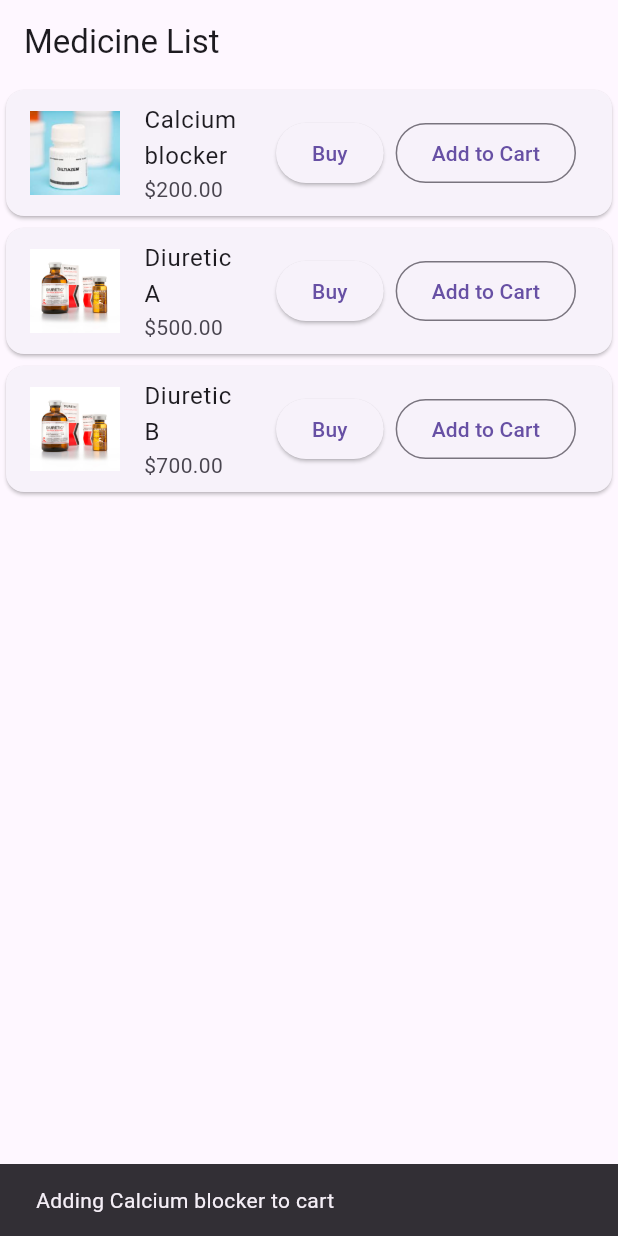
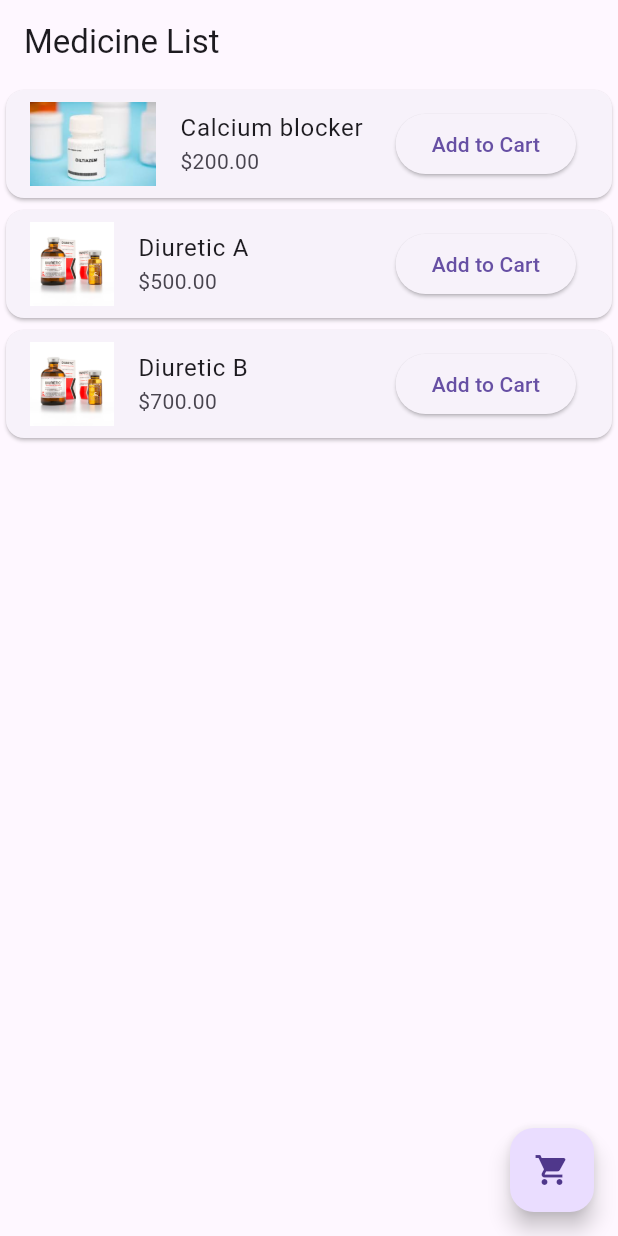
Before and after one commit to Bernard-Otieno/CEMA-Task, a Flutter app: the screen it shows after launch, after a tap on "Add to Cart", on a phone screen of 412 x 824 dp. Run offline on Flutter 3.47's test engine with Material 3 defaults, Android fonts, the phone set to English and light mode, and no system bars.

Commit message:
Add cart functionality to MedicineListPage
- MedicineListPage now has a dummy list of medicines
- A new CartItem class is introduced with medicine and quantity properties
- A new totalAmount variable is added to MedicineListPage
- addToCart method is implemented to add medicines to the cart and update the totalAmount
- FloatingActionButton is added to navigate to CheckoutPage when there are items in the cart

```diff
--- a/lib/main.dart
+++ b/lib/main.dart
@@ -14,5 +14,3 @@ class MyApp extends StatelessWidget {
     );
   }
 }
-
-// Other widget classes and logic...
--- a/lib/medicine_list_page.dart
+++ b/lib/medicine_list_page.dart
@@ -7,6 +7,13 @@ class Medicine {
 
   Medicine(this.name, this.price, this.imagePath);
 }
+class CartItem {
+  final Medicine medicine;
+  int quantity;
+
+  CartItem(this.medicine, this.quantity);
+}
+
 
 class MedicineListPage extends StatefulWidget {
   const MedicineListPage({Key? key}) : super(key: key);
@@ -16,12 +23,32 @@ class MedicineListPage extends StatefulWidget {
 }
 
 class _MedicineListPageState extends State<MedicineListPage> {
-  // Dummy list of medicines
+  List<CartItem> cartItems = [];
+  double totalAmount = 0.0;
+
   List<Medicine> medicines = [
     Medicine('Calcium blocker', 200, 'assets/calcium blocker.jpeg'),
     Medicine('Diuretic A', 500, 'assets/Diuretic_Ingles_380x380.jpg'),
     Medicine('Diuretic B', 700, 'assets/Diuretic_Ingles_380x380.jpg'),
   ];
+  void addToCart(Medicine medicine) {
+    setState(() {
+      // Check if the medicine is already in the cart
+        var existingItemIndex = cartItems.indexWhere((item) => item.medicine == medicine);
+
+
+   if (existingItemIndex != -1) {
+      // If the medicine is already in the cart, increase the quantity
+      cartItems[existingItemIndex].quantity++;
+    } else {
+      // If the medicine is not in the cart, add it with quantity 1
+      cartItems.add(CartItem(medicine, 1));
+    }
+
+    // Update the total amount
+    totalAmount += medicine.price;
+  });
+  }
 
   @override
   Widget build(BuildContext context) {
@@ -35,48 +62,84 @@ class _MedicineListPageState extends State<MedicineListPage> {
           Medicine medicine = medicines[index];
           return Card(
             child: ListTile(
-              leading: Image.asset(
-                medicine.imagePath,
-                width: 60,
-                height: 60,
-                fit: BoxFit.cover,
+              leading: Image.asset(medicine.imagePath),
+              title: Text(medicines[index].name),
+              subtitle: Text('\$${medicines[index].price.toStringAsFixed(2)}'),
+              trailing: ElevatedButton(
+                onPressed: () {
+                  addToCart(medicine);
+                },
+                child: const Text('Add to Cart'),
               ),
-              title: Text(medicine.name),
-              subtitle: Text('\$${medicine.price.toStringAsFixed(2)}'),
-              trailing: Row(
-                mainAxisSize: MainAxisSize.min,
-                children: [
-                  ElevatedButton(
-                    onPressed: () {
-                      // Implement logic for buying or adding to cart
-                      // For now, we'll just display a message
-                      ScaffoldMessenger.of(context).showSnackBar(
-                        SnackBar(
-                          content: Text('Buying ${medicine.name}'),
             ),
           );
         },
-                    child: Text('Buy'),
       ),
-                  SizedBox(width: 8),
-                  OutlinedButton(
+      floatingActionButton: FloatingActionButton(
   onPressed: () {
-                      // Implement logic for adding to cart
-                      // For now, we'll just display a message
-                      ScaffoldMessenger.of(context).showSnackBar(
-                        SnackBar(
-                          content: Text('Adding ${medicine.name} to cart'),
+    // Check if cartItems is not empty before navigating to the checkout page
+    if (cartItems.isNotEmpty) {
+      Navigator.push(
+        context,
+        MaterialPageRoute(builder: (context) => CheckoutPage(cartItems: cartItems)),
+      );
+    } else {
+      // Show a message or handle the case where cartItems is empty
+      showDialog(
+        context: context,
+        builder: (BuildContext context) {
+          return AlertDialog(
+            title: const Text('Empty Cart'),
+            content: const Text('Your cart is empty.'),
+            actions: <Widget>[
+              TextButton(
+                onPressed: () {
+                  Navigator.of(context).pop();
+                },
+                child: const Text('OK'),
               ),
+            ],
           );
         },
-                    child: Text('Add to Cart'),
+      );
+    }
+  },
+  child: const Icon(Icons.shopping_cart),
 ),
-                ],
+
+        floatingActionButtonLocation: FloatingActionButtonLocation.endFloat,
+
+    );
+  }
+}
+class CheckoutPage extends StatelessWidget {
+  final List<CartItem> cartItems;
+
+  const CheckoutPage({Key? key, required this.cartItems}) : super(key: key);
+
+  @override
+  Widget build(BuildContext context) {
+    return Scaffold(
+      appBar: AppBar(
+        title: const Text('Checkout'),
       ),
-            ),
+      body: ListView.builder(
+        itemCount: cartItems.length,
+        itemBuilder: (context, index) {
+          final cartItem = cartItems[index];
+          return ListTile(
+            title: Text(cartItem.medicine.name),
+            subtitle: Text('\$${cartItem.medicine.price.toStringAsFixed(2)}'),
+            trailing: Text('Quantity: ${cartItem.quantity}'),
           );
         },
       ),
     );
   }
 }
+
+void main() {
+  runApp(const MaterialApp(
+    home: MedicineListPage(),
+  ));
+}
```
Also changed, not shown: lib/checkout_page.dart (added, +30 -0 lines). Lines whose indentation alone changed are shown as unchanged.
